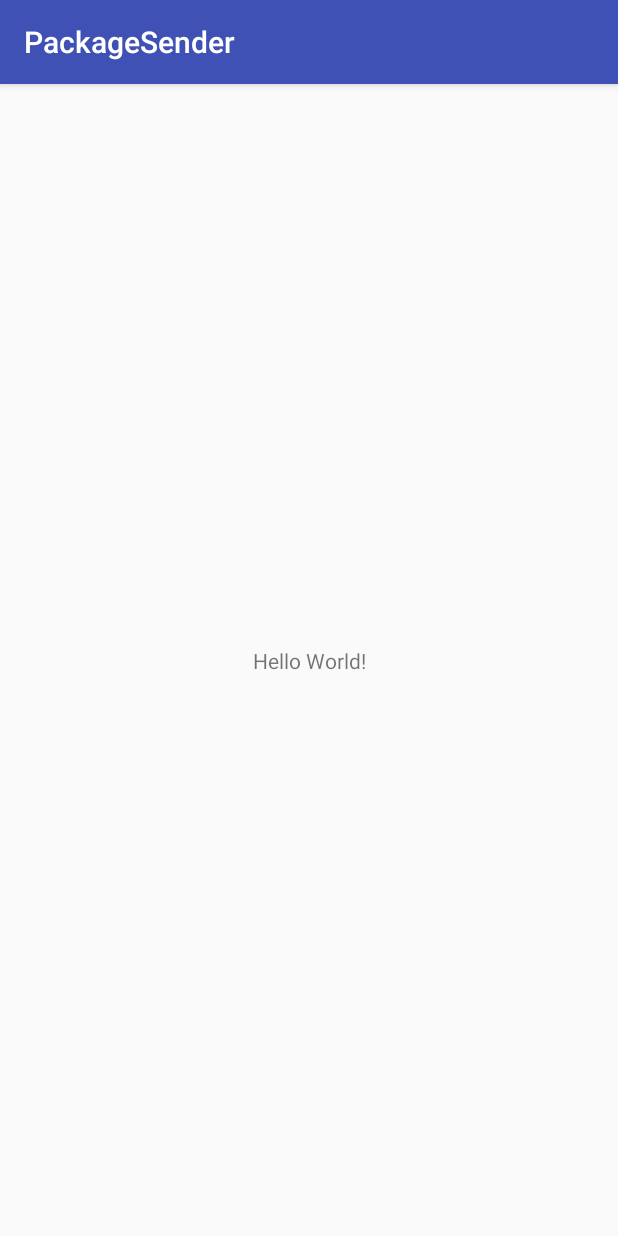
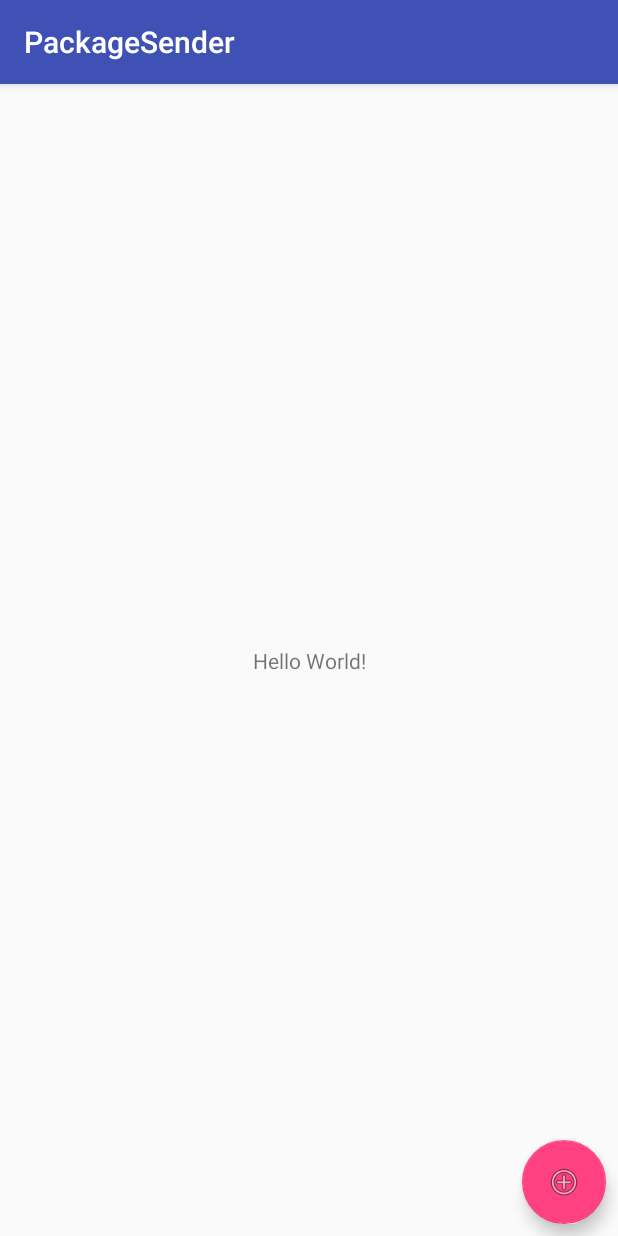
Before and after one commit to aRooooooba/PackageSender, an Android app: the screen it shows after launch (MainActivity), on a phone screen of 412 x 824 dp. Run offline under Robolectric (Android 15) with nearby library versions, the phone set to English and light mode, and no system bars.

Commit message:
添加了一个floatActionButton半成品

```diff
--- a/app/build.gradle
+++ b/app/build.gradle
@@ -25,4 +25,5 @@ dependencies {
     testImplementation 'junit:junit:4.12'
     androidTestImplementation 'com.android.support.test:runner:1.0.2'
     androidTestImplementation 'com.android.support.test.espresso:espresso-core:3.0.2'
+    compile 'com.android.support:design:28.0.0'
 }
--- a/app/src/main/java/com/nothing/arooba/packagesender/MainActivity.java
+++ b/app/src/main/java/com/nothing/arooba/packagesender/MainActivity.java
@@ -2,6 +2,7 @@ package com.nothing.arooba.packagesender;
 
 import android.support.v7.app.AppCompatActivity;
 import android.os.Bundle;
+import android.support.design.widget.FloatingActionButton;
 
 public class MainActivity extends AppCompatActivity {
 
@@ -9,5 +10,6 @@ public class MainActivity extends AppCompatActivity {
     protected void onCreate(Bundle savedInstanceState) {
         super.onCreate(savedInstanceState);
         setContentView(R.layout.activity_main);
+
     }
 }
--- a/app/src/main/res/layout/activity_main.xml
+++ b/app/src/main/res/layout/activity_main.xml
@@ -16,4 +16,15 @@
             app:layout_constraintRight_toRightOf="parent"
             app:layout_constraintTop_toTopOf="parent"/>
 
+    <android.support.design.widget.FloatingActionButton
+            android:id="@+id/newScriptButton"
+            android:layout_width="wrap_content"
+            android:layout_height="wrap_content"
+            android:src="@android:drawable/ic_menu_add"
+            app:layout_constraintBottom_toBottomOf="parent"
+            app:layout_constraintRight_toRightOf="parent"
+            android:layout_marginBottom="8dp"
+            android:layout_marginRight="8dp"/>
+
+
 </android.support.constraint.ConstraintLayout>
```
